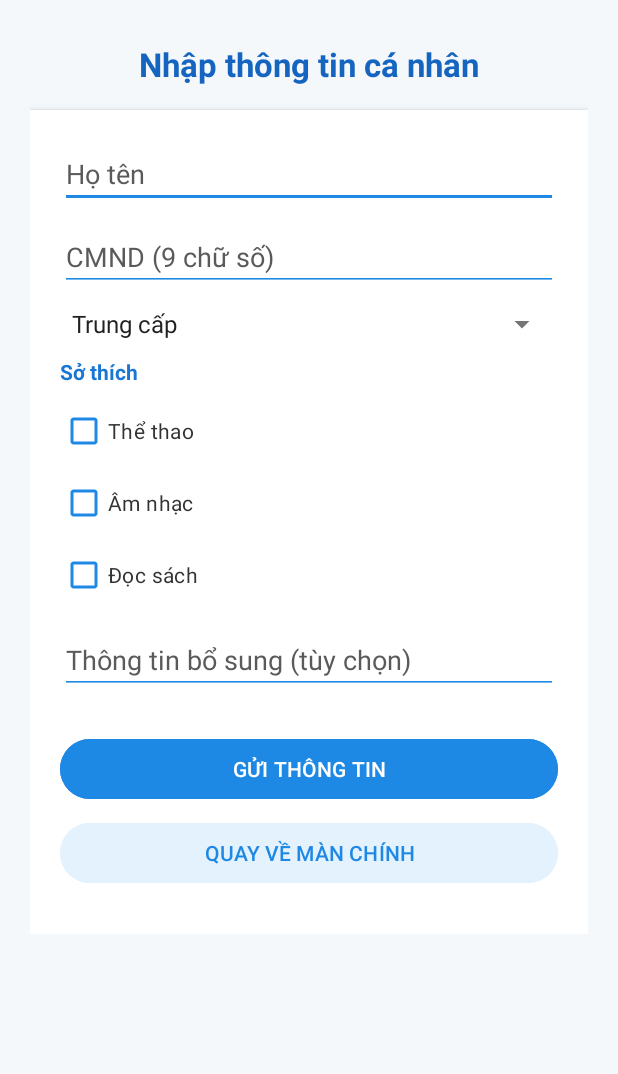
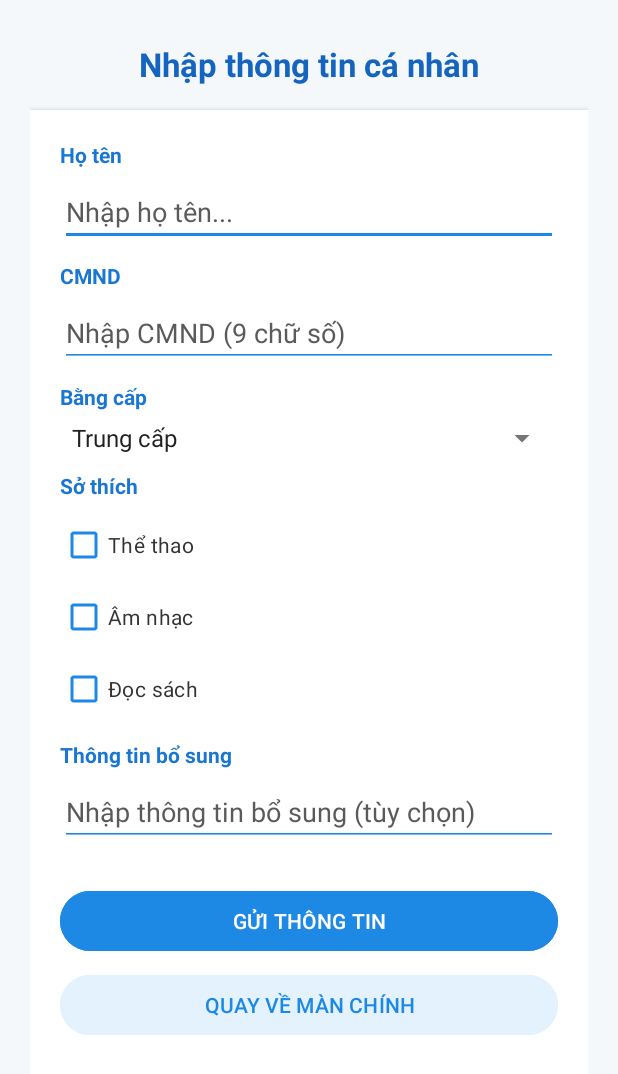
Before and after one commit to tienphatng237/NT118.Q14-Android-Programming, an Android app: the SendInfoActivity screen opened directly, with no data from a screen before it, on a phone screen of 412 x 824 dp. Shown: the top 1074 px of the screen. Run offline under Robolectric (Android 15) with nearby library versions, the phone set to English and light mode, and no system bars.

Commit message:
Complete Lab-03

```diff
--- a/lab-03/app/src/main/java/com/example/lab_03/bai02_Calculator/CalculatorActivity.java
+++ b/lab-03/app/src/main/java/com/example/lab_03/bai02_Calculator/CalculatorActivity.java
@@ -53,7 +53,7 @@ public class CalculatorActivity extends AppCompatActivity {
         findViewById(R.id.btnClear).setOnClickListener(v -> {
             calc.clear();
             updateExpression();
-            tvResult.setText("");
+            tvResult.setText("0");
         });
 
         /* ==================== NÚT +/- (ĐẢO DẤU) ==================== */
--- a/lab-03/app/src/main/java/com/example/lab_03/bai02_Calculator/core/CalculatorCore.java
+++ b/lab-03/app/src/main/java/com/example/lab_03/bai02_Calculator/core/CalculatorCore.java
@@ -32,20 +32,20 @@ public class CalculatorCore {
             return;
         }
 
-        // 1️⃣ Nếu kết thúc bằng "(-" → toggle off (xóa đi)
+        // 1. Nếu kết thúc bằng "(-" → toggle off (xóa đi)
         if (endsWithOpenNeg()) {
             expr.delete(expr.length()-2, expr.length());
             return;
         }
 
-        // 2️⃣ Nếu ký tự cuối là toán tử hoặc '(' → mở ngoặc âm "(-"
+        // 2. Nếu ký tự cuối là toán tử hoặc '(' → mở ngoặc âm "(-"
         char last = last();
         if (isOperator(last) || last == '(') {
             expr.append("(-");
             return;
         }
 
-        // 3️⃣ Ngược lại: đã có toán hạng cuối → toggle bọc âm quanh nó
+        // 3. Ngược lại: đã có toán hạng cuối → toggle bọc âm quanh nó
         int[] span = findLastOperandSpan(expr.toString());
         if (span[0] == -1) {
             expr.append("(-");
--- /dev/null
+++ b/lab-03/app/src/main/res/layout-land/bai01_activity_send_info.xml
@@ -0,0 +1,190 @@
+<?xml version="1.0" encoding="utf-8"?>
+<LinearLayout xmlns:android="http://schemas.android.com/apk/res/android"
+    xmlns:tools="http://schemas.android.com/tools"
+    android:orientation="horizontal"
+    android:layout_width="match_parent"
+    android:layout_height="match_parent"
+    android:background="#F4F8FB"
+    android:padding="20dp"
+    android:fitsSystemWindows="true"
+    tools:context=".bai01_SendInformation.SendInfoActivity">
+
+    <!-- Cột trái: Tiêu đề -->
+    <LinearLayout
+        android:orientation="vertical"
+        android:layout_width="0dp"
+        android:layout_height="match_parent"
+        android:layout_weight="1"
+        android:gravity="center"
+        android:padding="16dp">
+
+        <TextView
+            android:id="@+id/tvTitle"
+            android:text="Nhập thông tin cá nhân"
+            android:textSize="22sp"
+            android:textStyle="bold"
+            android:textColor="#1565C0"
+            android:gravity="center"
+            android:layout_width="match_parent"
+            android:layout_height="wrap_content"
+            android:paddingTop="8dp"
+            android:paddingBottom="16dp" />
+    </LinearLayout>
+
+    <!-- Cột phải: Form nhập -->
+    <ScrollView
+        android:layout_width="0dp"
+        android:layout_height="match_parent"
+        android:layout_weight="2">
+
+        <LinearLayout
+            android:orientation="vertical"
+            android:background="#FFFFFF"
+            android:padding="20dp"
+            android:layout_width="match_parent"
+            android:layout_height="wrap_content"
+            android:elevation="3dp"
+            android:clipToOutline="true">
+
+            <!-- Nhãn: Họ tên -->
+            <TextView
+                android:text="Họ tên"
+                android:textStyle="bold"
+                android:textColor="#1976D2"
+                android:layout_marginBottom="6dp"
+                android:layout_width="wrap_content"
+                android:layout_height="wrap_content" />
+
+            <EditText
+                android:id="@+id/etName"
+                android:hint="Nhập họ tên..."
+                android:layout_width="match_parent"
+                android:layout_height="wrap_content"
+                android:layout_marginBottom="10dp"
+                android:inputType="textPersonName"
+                android:backgroundTint="#1E88E5"
+                android:textColorHint="#5A5A5A" />
+
+            <!-- Nhãn: CMND -->
+            <TextView
+                android:text="CMND"
+                android:textStyle="bold"
+                android:textColor="#1976D2"
+                android:layout_marginBottom="6dp"
+                android:layout_width="wrap_content"
+                android:layout_height="wrap_content" />
+
+            <EditText
+                android:id="@+id/etCMND"
+                android:hint="Nhập CMND (9 chữ số)"
+                android:inputType="number"
+                android:maxLength="9"
+                android:layout_width="match_parent"
+                android:layout_height="wrap_content"
+                android:layout_marginBottom="10dp"
+                android:backgroundTint="#1E88E5"
+                android:textColorHint="#5A5A5A" />
+
+            <!-- Nhãn: Bằng cấp -->
+            <TextView
+                android:text="Bằng cấp"
+                android:textStyle="bold"
+                android:textColor="#1976D2"
+                android:layout_marginBottom="6dp"
+                android:layout_width="wrap_content"
+                android:layout_height="wrap_content" />
+
+            <Spinner
+                android:id="@+id/spDegree"
+                android:entries="@array/degrees"
+                android:layout_width="match_parent"
+                android:layout_height="wrap_content"
+                android:layout_marginBottom="10dp"
+                android:popupBackground="#FFFFFF" />
+
+            <!-- Nhãn: Sở thích -->
+            <TextView
+                android:text="Sở thích"
+                android:textStyle="bold"
+                android:textColor="#1976D2"
+                android:layout_marginBottom="6dp"
+                android:layout_width="wrap_content"
+                android:layout_height="wrap_content" />
+
+            <LinearLayout
+                android:orientation="horizontal"
+                android:layout_width="match_parent"
+                android:layout_height="wrap_content"
+                android:gravity="center_horizontal"
+                android:layout_marginBottom="10dp">
+
+                <CheckBox
+                    android:id="@+id/cbSport"
+                    android:text="Thể thao"
+                    android:layout_width="wrap_content"
+                    android:layout_height="wrap_content"
+                    android:layout_marginEnd="12dp"
+                    android:buttonTint="#1E88E5"
+                    android:textColor="#333333" />
+
+                <CheckBox
+                    android:id="@+id/cbMusic"
+                    android:text="Âm nhạc"
+                    android:layout_width="wrap_content"
+                    android:layout_height="wrap_content"
+                    android:layout_marginEnd="12dp"
+                    android:buttonTint="#1E88E5"
+                    android:textColor="#333333" />
+
+                <CheckBox
+                    android:id="@+id/cbReading"
+                    android:text="Đọc sách"
+                    android:layout_width="wrap_content"
+                    android:layout_height="wrap_content"
+                    android:buttonTint="#1E88E5"
+                    android:textColor="#333333" />
+            </LinearLayout>
+
+            <!-- Nhãn: Thông tin bổ sung -->
+            <TextView
+                android:text="Thông tin bổ sung"
+                android:textStyle="bold"
+                android:textColor="#1976D2"
+                android:layout_marginBottom="6dp"
+                android:layout_width="wrap_content"
+                android:layout_height="wrap_content" />
+
+            <EditText
+                android:id="@+id/etExtra"
+                android:hint="Nhập thông tin bổ sung (tùy chọn)"
+                android:layout_width="match_parent"
+                android:layout_height="wrap_content"
+                android:layout_marginBottom="16dp"
+                android:backgroundTint="#1E88E5"
+                android:textColorHint="#5A5A5A" />
+
+            <!-- Nút gửi -->
+            <Button
+                android:id="@+id/btnSend"
+                android:text="GỬI THÔNG TIN"
+                android:textAllCaps="false"
+                android:textColor="@android:color/white"
+                android:backgroundTint="#1E88E5"
+                android:layout_width="match_parent"
+                android:layout_height="wrap_content"
+                android:layout_marginTop="10dp" />
+
+            <!-- Nút quay về -->
+            <Button
+                android:id="@+id/btnBack"
+                android:text="QUAY VỀ MÀN CHÍNH"
+                android:textAllCaps="false"
+                android:textColor="#1E88E5"
+                android:backgroundTint="#E3F2FD"
+                android:layout_width="match_parent"
+                android:layout_height="wrap_content"
+                android:layout_marginTop="8dp"
+                android:layout_marginBottom="10dp" />
+        </LinearLayout>
+    </ScrollView>
+</LinearLayout>
--- a/lab-03/app/src/main/res/layout/bai01_activity_send_info.xml
+++ b/lab-03/app/src/main/res/layout/bai01_activity_send_info.xml
@@ -37,9 +37,18 @@
             android:elevation="3dp"
             android:clipToOutline="true">
 
+            <!-- Nhãn: Họ tên -->
+            <TextView
+                android:text="Họ tên"
+                android:textStyle="bold"
+                android:textColor="#1976D2"
+                android:layout_marginBottom="6dp"
+                android:layout_width="wrap_content"
+                android:layout_height="wrap_content" />
+
             <EditText
                 android:id="@+id/etName"
-                android:hint="Họ tên"
+                android:hint="Nhập họ tên..."
                 android:layout_width="match_parent"
                 android:layout_height="wrap_content"
                 android:layout_marginBottom="10dp"
@@ -47,9 +56,18 @@
                 android:backgroundTint="#1E88E5"
                 android:textColorHint="#5A5A5A"/>
 
+            <!-- Nhãn: CMND -->
+            <TextView
+                android:text="CMND"
+                android:textStyle="bold"
+                android:textColor="#1976D2"
+                android:layout_marginBottom="6dp"
+                android:layout_width="wrap_content"
+                android:layout_height="wrap_content" />
+
             <EditText
                 android:id="@+id/etCMND"
-                android:hint="CMND (9 chữ số)"
+                android:hint="Nhập CMND (9 chữ số)"
                 android:inputType="number"
                 android:maxLength="9"
                 android:layout_width="match_parent"
@@ -57,6 +75,15 @@
                 android:layout_marginBottom="10dp"
                 android:backgroundTint="#1E88E5"
                 android:textColorHint="#5A5A5A"/>
+
+            <!-- Nhãn: Bằng cấp -->
+            <TextView
+                android:text="Bằng cấp"
+                android:textStyle="bold"
+                android:textColor="#1976D2"
+                android:layout_marginBottom="6dp"
+                android:layout_width="wrap_content"
+                android:layout_height="wrap_content" />
 
             <Spinner
                 android:id="@+id/spDegree"
@@ -66,6 +93,7 @@
                 android:layout_marginBottom="10dp"
                 android:popupBackground="#FFFFFF"/>
 
+            <!-- Nhãn: Sở thích -->
             <TextView
                 android:text="Sở thích"
                 android:textStyle="bold"
@@ -105,15 +133,25 @@
                     android:textColor="#333333"/>
             </LinearLayout>
 
+            <!-- Nhãn: Thông tin bổ sung -->
+            <TextView
+                android:text="Thông tin bổ sung"
+                android:textStyle="bold"
+                android:textColor="#1976D2"
+                android:layout_marginBottom="6dp"
+                android:layout_width="wrap_content"
+                android:layout_height="wrap_content" />
+
             <EditText
                 android:id="@+id/etExtra"
-                android:hint="Thông tin bổ sung (tùy chọn)"
+                android:hint="Nhập thông tin bổ sung (tùy chọn)"
                 android:layout_width="match_parent"
                 android:layout_height="wrap_content"
                 android:layout_marginBottom="16dp"
                 android:backgroundTint="#1E88E5"
                 android:textColorHint="#5A5A5A"/>
 
+            <!-- Nút gửi -->
             <Button
                 android:id="@+id/btnSend"
                 android:text="GỬI THÔNG TIN"
@@ -124,6 +162,7 @@
                 android:layout_height="wrap_content"
                 android:layout_marginTop="10dp"/>
 
+            <!-- Nút quay về -->
             <Button
                 android:id="@+id/btnBack"
                 android:text="QUAY VỀ MÀN CHÍNH"
@@ -136,6 +175,5 @@
                 android:layout_marginBottom="10dp" />
 
         </LinearLayout>
-
     </LinearLayout>
 </ScrollView>
```
Also changed, not shown: lab-03/app/src/main/java/com/example/lab_03/bai01_SendInformation/DisplayInfoActivity.java (+28 -12 lines), lab-03/app/src/main/java/com/example/lab_03/bai01_SendInformation/SendInfoValidator.java (+21 -19 lines), lab-03/app/src/main/res/layout-land/bai01_activity_display_info.xml (added, +184 -0 lines), 4 other files.
